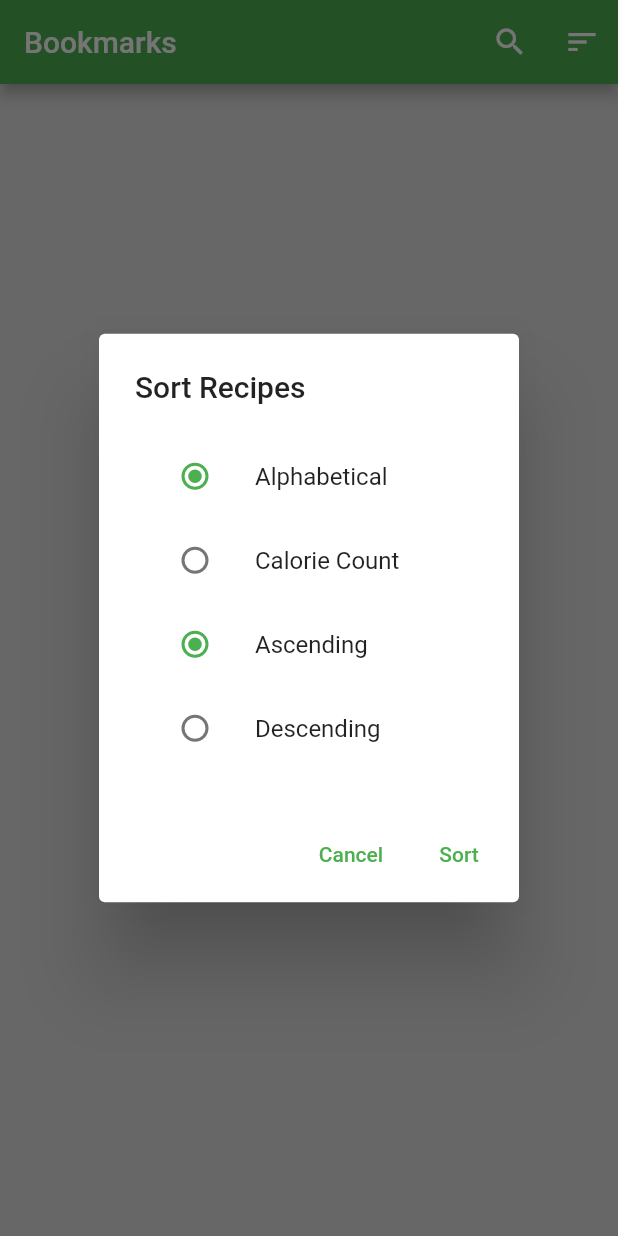
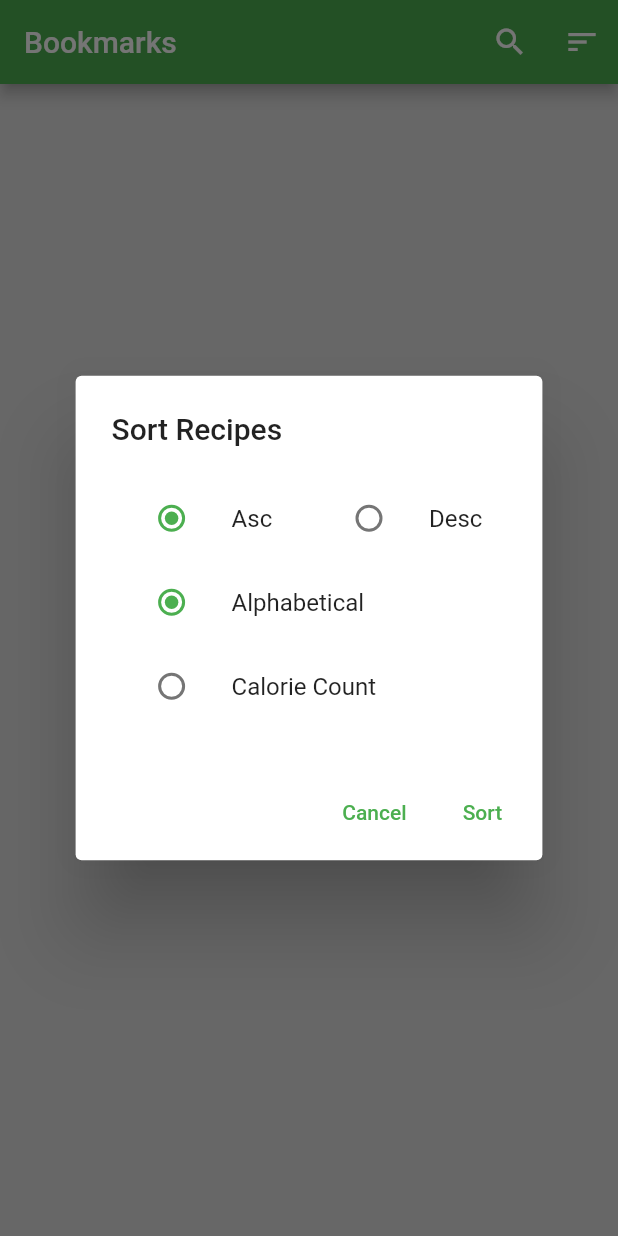
Before and after one commit to x1ang77/NutritionApp, a Flutter app: the Favourite screen opened by its route, after a tap on the "sort" icon, on a phone screen of 412 x 824 dp. Run offline on Flutter 3.47's test engine with Material 2 defaults, Android fonts, the phone set to English and light mode, and no system bars; our stand-ins replace carousel_slider, cloud_firestore, dropdown_button2, email_validator, firebase_auth, firebase_core and 5 more; accounts and stored records are empty.

Commit message:
slight changes

```diff
--- a/lib/ui/favourite.dart
+++ b/lib/ui/favourite.dart
@@ -22,14 +22,11 @@ enum SortOrder {
   Descending,
 }
 
-
 class _FavouriteState extends State<Favourite> {
   List<Recipe> _allRecipes = [];
   List<Recipe> _filteredRecipes = [];
   bool _isSearching = false;
   var repo = UserRepoImpl();
-
-
 
   @override
   void initState() {
@@ -104,7 +101,8 @@ class _FavouriteState extends State<Favourite> {
   void _filterRecipes(String query) {
     setState(() {
       if (query.isEmpty) {
-        _filteredRecipes = List.from(_allRecipes); // Copy all recipes to the filtered list when the query is empty
+        _filteredRecipes = List.from(
+            _allRecipes); // Copy all recipes to the filtered list when the query is empty
       } else {
         _filteredRecipes = _allRecipes.where((recipe) {
           final nameLower = recipe.name.toLowerCase();
@@ -127,9 +125,39 @@ class _FavouriteState extends State<Favourite> {
           builder: (BuildContext context, StateSetter setState) {
             return AlertDialog(
               title: Text('Sort Recipes'),
-              content: Column(
-                mainAxisSize: MainAxisSize.min,
+              content: Column(mainAxisSize: MainAxisSize.min, children: [
+                Row(
                   children: [
+                    Expanded(
+                      child: ListTile(
+                        title: Text('Asc'),
+                        leading: Radio<SortOrder>(
+                          value: SortOrder.Ascending,
+                          groupValue: selectedSortOrder,
+                          onChanged: (SortOrder? value) {
+                            setState(() {
+                              selectedSortOrder = value!;
+                            });
+                          },
+                        ),
+                      ),
+                    ),
+                    Expanded(
+                      child: ListTile(
+                        title: Text('Desc'),
+                        leading: Radio<SortOrder>(
+                          value: SortOrder.Descending,
+                          groupValue: selectedSortOrder,
+                          onChanged: (SortOrder? value) {
+                            setState(() {
+                              selectedSortOrder = value!;
+                            });
+                          },
+                        ),
+                      ),
+                    ),
+                  ],
+                ),
                 ListTile(
                   title: Text('Alphabetical'),
                   leading: Radio<SortType>(
@@ -154,32 +182,7 @@ class _FavouriteState extends State<Favourite> {
                     },
                   ),
                 ),
-                  ListTile(
-                    title: Text('Ascending'),
-                    leading: Radio<SortOrder>(
-                      value: SortOrder.Ascending,
-                      groupValue: selectedSortOrder,
-                      onChanged: (SortOrder? value) {
-                        setState(() {
-                          selectedSortOrder = value!;
-                        });
-                      },
-                    ),
-                  ),
-                  ListTile(
-                    title: Text('Descending'),
-                    leading: Radio<SortOrder>(
-                      value: SortOrder.Descending,
-                      groupValue: selectedSortOrder,
-                      onChanged: (SortOrder? value) {
-                        setState(() {
-                          selectedSortOrder = value!;
-                        });
-                      },
-                    ),
-                  ),
-                ],
-              ),
+              ]),
               actions: [
                 TextButton(
                   onPressed: () {
@@ -213,7 +216,8 @@ class _FavouriteState extends State<Favourite> {
           _allRecipes.sort((a, b) => a.name.compareTo(b.name));
           break;
         case SortType.CalorieCount:
-          _allRecipes.sort((a, b) => (a.calorie ?? 0).compareTo(b.calorie ?? 0));
+          _allRecipes
+              .sort((a, b) => (a.calorie ?? 0).compareTo(b.calorie ?? 0));
           break;
       }
 
@@ -221,12 +225,12 @@ class _FavouriteState extends State<Favourite> {
         _allRecipes = _allRecipes.reversed.toList();
       }
 
-      _filteredRecipes = List.from(_allRecipes); // Update the filtered list with the sorted results
+      _filteredRecipes = List.from(
+          _allRecipes); // Update the filtered list with the sorted results
     });
 
     _showSortSnackBar(sortType, sortOrder);
   }
-
 
   void _showSortSnackBar(SortType sortType, SortOrder sortOrder) {
     String snackBarMessage;
@@ -253,7 +257,6 @@ class _FavouriteState extends State<Favourite> {
 
     ScaffoldMessenger.of(context).showSnackBar(snackBar);
   }
-
 
   @override
   Widget build(BuildContext context) {
@@ -349,10 +352,13 @@ class _FavouriteState extends State<Favourite> {
                 return Card(
                   color: Color(0xFFFBFBF8),
                   margin:
-                  const EdgeInsets.symmetric(vertical: 8, horizontal: 16), // Adjust margin as needed
-                  elevation: 4, // Add elevation for a raised appearance
+                      const EdgeInsets.symmetric(vertical: 8, horizontal: 16),
+                  // Adjust margin as needed
+                  elevation: 4,
+                  // Add elevation for a raised appearance
                   shape: RoundedRectangleBorder(
-                    borderRadius: BorderRadius.circular(10), // Add rounded corners
+                    borderRadius:
+                        BorderRadius.circular(10), // Add rounded corners
                   ),
                   child: ListTile(
                     contentPadding: const EdgeInsets.symmetric(
@@ -361,16 +367,18 @@ class _FavouriteState extends State<Favourite> {
                     subtitle: Row(
                       children: [
                         Icon(Icons.local_fire_department,
-                            size: 16, color: Colors.grey), // Add an icon to represent kcal
+                            size: 16, color: Colors.grey),
+                        // Add an icon to represent kcal
                         SizedBox(width: 4),
                         Text("${allRecipe.calorie} kcal",
-                            style: TextStyle(fontSize: 12)), // Show the calories value
-                        SizedBox(width: 8), // Show the grams value
+                            style: TextStyle(fontSize: 12)),
+                        // Show the calories value
+                        SizedBox(width: 8),
+                        // Show the grams value
                       ],
                     ),
                     trailing: GestureDetector(
-                      onTap: () =>
-                          _showDeleteConfirmationDialog(allRecipe),
+                      onTap: () => _showDeleteConfirmationDialog(allRecipe),
                       child: const Icon(
                         CustomIcons.trash,
                         color: Colors.grey,
@@ -402,5 +410,4 @@ class _FavouriteState extends State<Favourite> {
       ),
     );
   }
-
 }
--- a/lib/ui/meal_page.dart
+++ b/lib/ui/meal_page.dart
@@ -207,7 +207,9 @@ class _MealPageState extends State<MealPage> {
           //   borderRadius: BorderRadius.circular(10.0),
           // ),
           child: Container(
-            color: Colors.lightGreen,
+            decoration: BoxDecoration(
+              color: Colors.lightGreen, // Add your desired color here
+            ),
             child: ListTile(
               title: Text(
                 title,
--- a/lib/ui/recipe_page.dart
+++ b/lib/ui/recipe_page.dart
@@ -428,7 +428,7 @@ class _RecipePageState extends State<RecipePage> {
                                   crossAxisAlignment: CrossAxisAlignment.start,
                                   children: [
                                     ClipRRect(
-                                      child: Image.asset(_dinnerRecipes[i].thumbnail ?? ""),
+                                      child: Image.network(_dinnerRecipes[i].thumbnail ?? ""),
                                       borderRadius: BorderRadius.only(topLeft: Radius.circular(10), topRight: Radius.circular(10)),
                                     ),
                                     SizedBox(height: 15),
@@ -450,6 +450,7 @@ class _RecipePageState extends State<RecipePage> {
                                   ],
                                 ),
                               ),
+                              SizedBox(height: 15),
                               Positioned(
                                 bottom: 30,
                                 right: 12,
```
Lines whose indentation alone changed are shown as unchanged.
